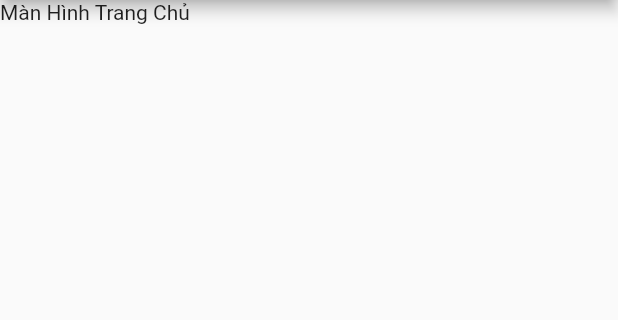
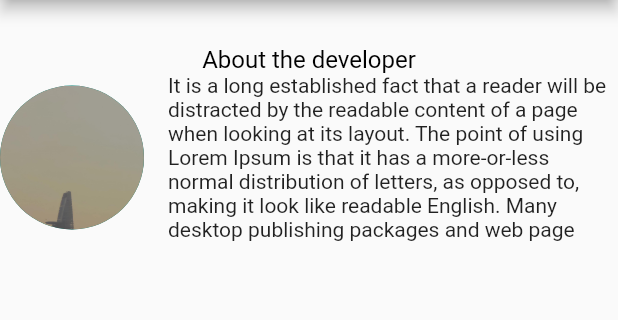
Before and after one commit to CaptainOfHKH/gr_17_banhang, a Flutter app: the screen it shows after launch, on a phone screen of 412 x 824 dp, the part 84-404 px from its top. Run offline on Flutter 3.47's test engine with Material 2 defaults, Android fonts, the light colour scheme and no system bars.

Commit message:
Tâm đang làm profile commit lần đầu 10h 16/10

```diff
--- a/lib/index.dart
+++ b/lib/index.dart
@@ -3,6 +3,7 @@ import 'package:flutter/src/widgets/container.dart';
 import 'package:flutter/src/widgets/framework.dart';
 import 'package:gr_17_banhang/const/colors.dart';
 import 'package:gr_17_banhang/teamplate/drawer_Screen.dart';
+import 'package:gr_17_banhang/teamplate/profile_screen.dart';
 
 class IndexScreen extends StatelessWidget {
   const IndexScreen({super.key});
@@ -14,7 +15,7 @@ class IndexScreen extends StatelessWidget {
           title: const Text("Team 17"),
           centerTitle: true,
         ),
-        body: const Text("Màn Hình Trang Chủ"),
+        body: const ProfileScreen(),
         drawer: const DrawerScreen(idx: 0));
   }
 }
--- a/lib/teamplate/profile_screen.dart
+++ b/lib/teamplate/profile_screen.dart
@@ -0,0 +1,40 @@
+import 'package:flutter/material.dart';
+
+class ProfileScreen extends StatelessWidget {
+  const ProfileScreen({super.key});
+
+  @override
+  Widget build(BuildContext context) {
+    return Container(
+      child: Column(
+        mainAxisAlignment: MainAxisAlignment.start,
+        children: [
+          Container(
+            padding: const EdgeInsets.fromLTRB(10, 30, 10, 0),
+            child: const Text(
+              'About the developer',
+              style: TextStyle(fontSize: 16, color: Colors.black),
+            ),
+          ),
+          const Row(
+            mainAxisAlignment: MainAxisAlignment.spaceBetween,
+            crossAxisAlignment: CrossAxisAlignment.center,
+            mainAxisSize: MainAxisSize.max,
+            // ignore: prefer_const_literals_to_create_immutables
+            children: [
+              CircleAvatar(
+                radius: 48, // Image radius
+                backgroundImage: AssetImage("assets/images/img-bt01.jpg"),
+              ),
+              SizedBox(
+                width: 300,
+                child: Text(
+                    'It is a long established fact that a reader will be distracted by the readable content of a page when looking at its layout. The point of using Lorem Ipsum is that it has a more-or-less normal distribution of letters, as opposed to, making it look like readable English. Many desktop publishing packages and web page'),
+              ),
+            ],
+          )
+        ],
+      ),
+    );
+  }
+}
--- a/pubspec.yaml
+++ b/pubspec.yaml
@@ -60,9 +60,8 @@ flutter:
   uses-material-design: true
 
   # To add assets to your application, add an assets section, like this:
-  # assets:
-  #   - images/a_dot_burr.jpeg
-  #   - images/a_dot_ham.jpeg
+  assets:
+    - assets/images/img-bt01.jpg
 
   # An image asset can refer to one or more resolution-specific "variants", see
   # https://flutter.dev/assets-and-images/#resolution-aware
```
Also changed, not shown: assets/images/img-bt01.jpg (added).
